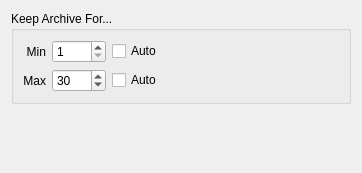
Above: vms/client/nx_vms_client_desktop/src/nx/vms/client/desktop/resource_properties/camera/widgets/archive_length_widget.ui from networkoptix/nx_open before the change. Below: the same form after it.
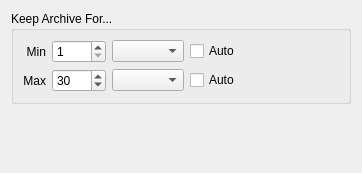
That is the form after the change.

Commit message: VMS-35121: Allow to set min/max camera recording periods less than one day

```diff
--- a/vms/client/nx_vms_client_desktop/src/nx/vms/client/desktop/resource_properties/camera/widgets/archive_length_widget.ui
+++ b/vms/client/nx_vms_client_desktop/src/nx/vms/client/desktop/resource_properties/camera/widgets/archive_length_widget.ui
@@ -28,46 +28,7 @@
      <property name="flat">
       <bool>true</bool>
      </property>
-     <layout class="QGridLayout" name="gridLayout" columnstretch="0,0,0,1">
-      <item row="1" column="2">
-       <widget class="QCheckBox" name="checkBoxMaxArchive">
-        <property name="sizePolicy">
-         <sizepolicy hsizetype="Preferred" vsizetype="Fixed">
-          <horstretch>0</horstretch>
-          <verstretch>0</verstretch>
-         </sizepolicy>
-        </property>
-        <property name="text">
-         <string>Auto</string>
-        </property>
-       </widget>
-      </item>
-      <item row="0" column="2">
-       <widget class="QCheckBox" name="checkBoxMinArchive">
-        <property name="sizePolicy">
-         <sizepolicy hsizetype="Preferred" vsizetype="Fixed">
-          <horstretch>0</horstretch>
-          <verstretch>0</verstretch>
-         </sizepolicy>
-        </property>
-        <property name="text">
-         <string>Auto</string>
-        </property>
-       </widget>
-      </item>
-      <item row="1" column="0">
-       <widget class="QLabel" name="labelMaxDays">
-        <property name="text">
-         <string>Max</string>
-        </property>
-        <property name="alignment">
-         <set>Qt::AlignRight|Qt::AlignTrailing|Qt::AlignVCenter</set>
-        </property>
-        <property name="buddy">
-         <cstring>spinBoxMaxDays</cstring>
-        </property>
-       </widget>
-      </item>
+     <layout class="QGridLayout" name="gridLayout" columnstretch="0,0,0,0,0">
       <item row="0" column="1">
        <widget class="QSpinBox" name="spinBoxMinDays">
         <property name="minimum">
@@ -78,6 +39,29 @@
         </property>
        </widget>
       </item>
+      <item row="0" column="3">
+       <widget class="QCheckBox" name="checkBoxMinArchive">
+        <property name="sizePolicy">
+         <sizepolicy hsizetype="Preferred" vsizetype="Fixed">
+          <horstretch>0</horstretch>
+          <verstretch>0</verstretch>
+         </sizepolicy>
+        </property>
+        <property name="text">
+         <string>Auto</string>
+        </property>
+       </widget>
+      </item>
+      <item row="1" column="2">
+       <widget class="QComboBox" name="comboBoxMaxPeriodUnit">
+        <property name="sizePolicy">
+         <sizepolicy hsizetype="Minimum" vsizetype="Fixed">
+          <horstretch>0</horstretch>
+          <verstretch>0</verstretch>
+         </sizepolicy>
+        </property>
+       </widget>
+      </item>
       <item row="0" column="0">
        <widget class="QLabel" name="labelMinDays">
         <property name="text">
@@ -104,7 +88,7 @@
         </property>
        </widget>
       </item>
-      <item row="0" column="3" rowspan="2">
+      <item row="0" column="4" rowspan="2">
        <spacer name="horizontalSpacer">
         <property name="orientation">
          <enum>Qt::Horizontal</enum>
@@ -117,6 +101,42 @@
         </property>
        </spacer>
       </item>
+      <item row="1" column="3">
+       <widget class="QCheckBox" name="checkBoxMaxArchive">
+        <property name="sizePolicy">
+         <sizepolicy hsizetype="Preferred" vsizetype="Fixed">
+          <horstretch>0</horstretch>
+          <verstretch>0</verstretch>
+         </sizepolicy>
+        </property>
+        <property name="text">
+         <string>Auto</string>
+        </property>
+       </widget>
+      </item>
+      <item row="1" column="0">
+       <widget class="QLabel" name="labelMaxDays">
+        <property name="text">
+         <string>Max</string>
+        </property>
+        <property name="alignment">
+         <set>Qt::AlignRight|Qt::AlignTrailing|Qt::AlignVCenter</set>
+        </property>
+        <property name="buddy">
+         <cstring>spinBoxMaxPeriod</cstring>
+        </property>
+       </widget>
+      </item>
+      <item row="0" column="2">
+       <widget class="QComboBox" name="comboBoxMinPeriodUnit">
+        <property name="sizePolicy">
+         <sizepolicy hsizetype="Minimum" vsizetype="Fixed">
+          <horstretch>0</horstretch>
+          <verstretch>0</verstretch>
+         </sizepolicy>
+        </property>
+       </widget>
+      </item>
      </layout>
     </widget>
    </item>
```
Left out of the diff: 14 changed lines with no effect on the pictures. The commit also changes 18 other files.
